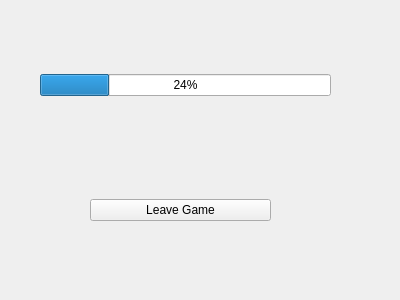
Old version of the form UnoLite/lobbypage.ui in the repository HenkSlabber/REII313.
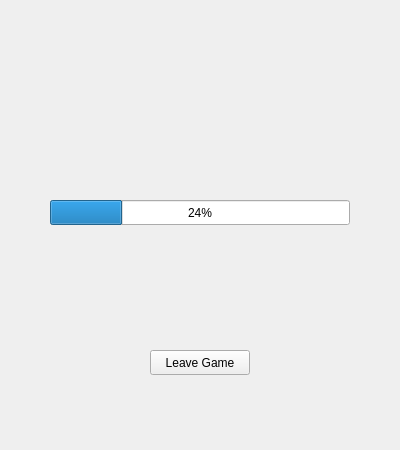
New version of the form.

Diff of the .ui file:
```diff
--- a/UnoLite/lobbypage.ui
+++ b/UnoLite/lobbypage.ui
@@ -7,49 +7,37 @@
     <x>0</x>
     <y>0</y>
     <width>400</width>
-    <height>300</height>
+    <height>450</height>
    </rect>
   </property>
   <property name="windowTitle">
    <string>Form</string>
   </property>
-  <widget class="QWidget" name="verticalLayoutWidget">
+  <widget class="QPushButton" name="LeaveGameBtn">
    <property name="geometry">
     <rect>
-     <x>40</x>
-     <y>30</y>
-     <width>291</width>
-     <height>111</height>
+     <x>150</x>
+     <y>350</y>
+     <width>100</width>
+     <height>25</height>
     </rect>
    </property>
-   <layout class="QVBoxLayout" name="verticalLayout">
-    <item>
-     <widget class="QProgressBar" name="progressBar">
-      <property name="value">
-       <number>24</number>
-      </property>
-     </widget>
-    </item>
-   </layout>
+   <property name="text">
+    <string>Leave Game</string>
+   </property>
   </widget>
-  <widget class="QWidget" name="verticalLayoutWidget_2">
+  <widget class="QProgressBar" name="progressBar">
    <property name="geometry">
     <rect>
-     <x>90</x>
-     <y>180</y>
-     <width>181</width>
-     <height>61</height>
+     <x>50</x>
+     <y>200</y>
+     <width>300</width>
+     <height>25</height>
     </rect>
    </property>
-   <layout class="QVBoxLayout" name="verticalLayout_2">
-    <item>
-     <widget class="QPushButton" name="LeaveGameBtn">
-      <property name="text">
-       <string>Leave Game</string>
-      </property>
-     </widget>
-    </item>
-   </layout>
+   <property name="value">
+    <number>24</number>
+   </property>
   </widget>
  </widget>
  <resources/>
```
